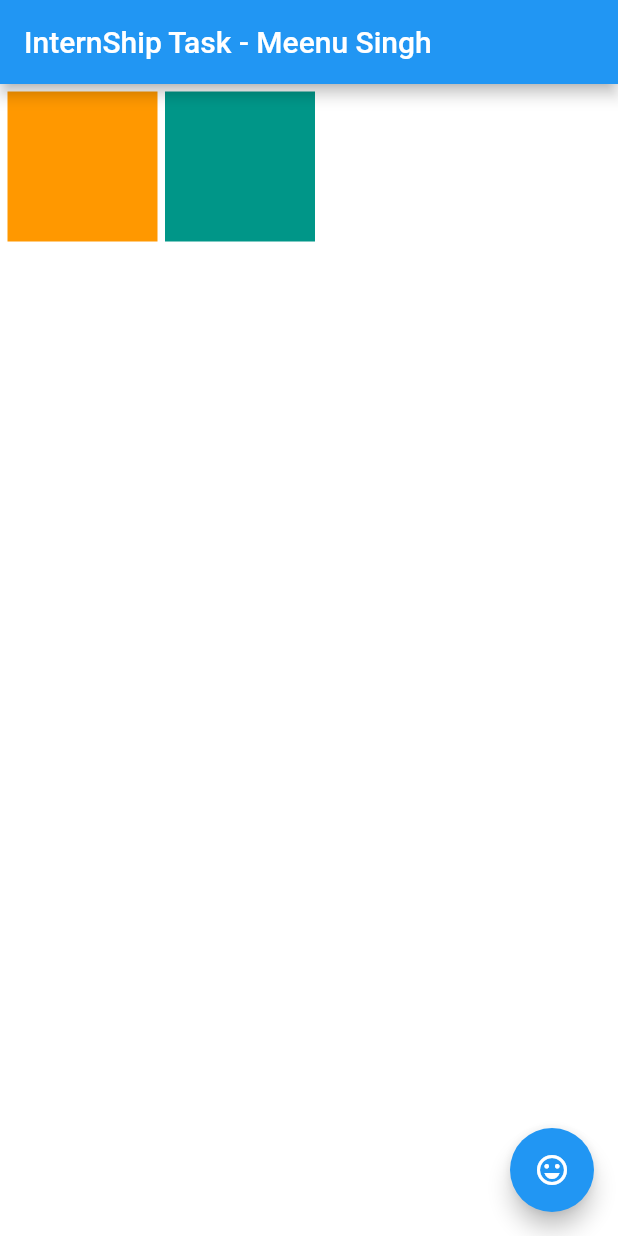
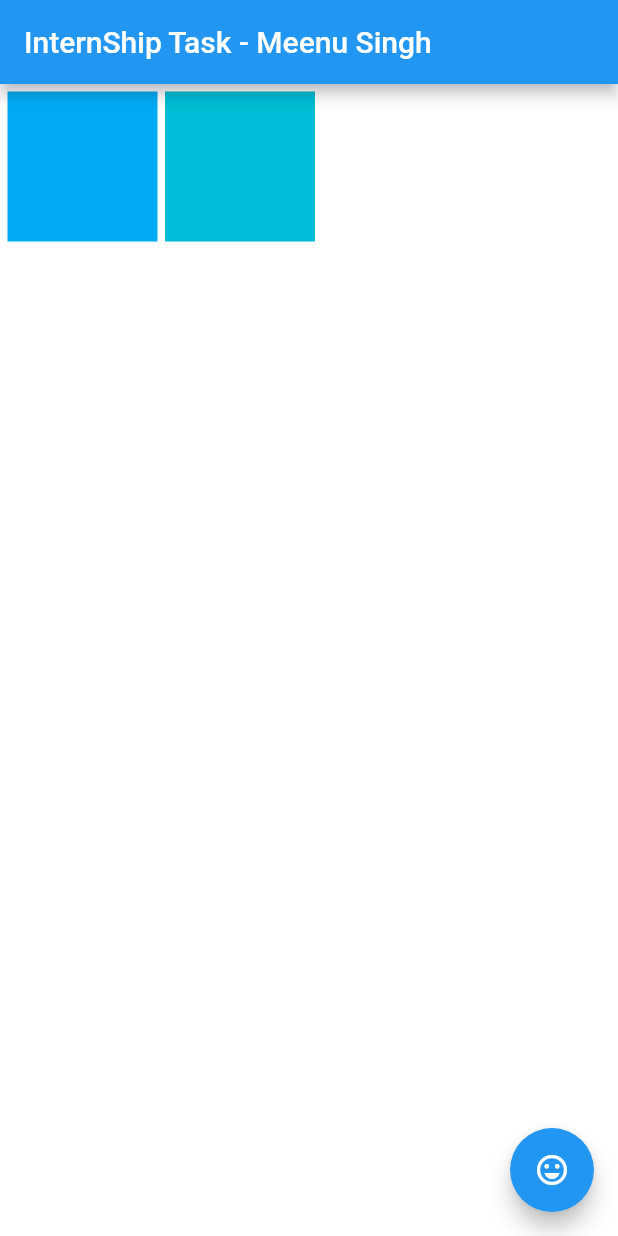
Before and after one commit to meenu02997/ArticunoTask, a Flutter app: the screen it shows after launch, after a tap on the "emoji emotions" icon, on a phone screen of 412 x 824 dp. Run offline on Flutter 3.47's test engine with Material 2 defaults, Android fonts, the phone set to English and light mode, and no system bars.

Commit message:
project update

```diff
--- a/lib/main.dart
+++ b/lib/main.dart
@@ -35,20 +35,20 @@ class MyHomePage extends StatefulWidget {
 class _MyHomePageState extends State<MyHomePage> with TickerProviderStateMixin {
   final _random = Random();
 
-  List colors = [Colors.red, Colors.green, Colors.yellow,Colors.indigoAccent, Colors.teal, Colors.greenAccent, Colors.grey, Colors.amber, Colors.purple,Colors.deepOrange];
-  List<Color> colors1 = [Colors.lightGreen, Colors.black, Colors.pink, Colors.lightGreenAccent, Colors.orange, Colors.cyan, Colors.lightBlue,Colors.brown,Colors.purpleAccent ];
+  List colors = [Colors.red, Colors.green, Colors.yellow,Colors.indigoAccent,Colors.lightGreen, Colors.black, Colors.lightGreen, Colors.black, Colors.pink, Colors.lightGreenAccent, Colors.orange, Colors.cyan, Colors.lightBlue,Colors.brown,Colors.purpleAccent ,Colors.pink, Colors.lightGreenAccent, Colors.orange, Colors.cyan, Colors.lightBlue,Colors.brown,Colors.purpleAccent , Colors.teal, Colors.greenAccent, Colors.grey, Colors.amber, Colors.purple,Colors.deepOrange];
+  //List<Color> colors1 = [Colors.lightGreen, Colors.black, Colors.pink, Colors.lightGreenAccent, Colors.orange, Colors.cyan, Colors.lightBlue,Colors.brown,Colors.purpleAccent ];
   Random random = Random();
-  Random randomc2 = Random();
+  //Random randomc2 = Random();
 
   int index = 0;
 
   void changeIndex() {
-    setState(() => index = random.nextInt(7));
+    setState(() => index = random.nextInt(17));
   }
 
-  void changeIndexC2() {
-    setState(() => index = randomc2.nextInt(9));
-  }
+  // void changeIndexC2() {
+  //   setState(() => index = randomc2.nextInt(9));
+  // }
 
   final double widgetALeft = 5;
   final double widgetBLeft = 110;
@@ -84,7 +84,7 @@ class _MyHomePageState extends State<MyHomePage> with TickerProviderStateMixin {
     // TODO: implement initState
     super.initState();
     changeIndex();
-    changeIndexC2();
+    //changeIndexC2();
   }
 
   @override
@@ -117,7 +117,7 @@ class _MyHomePageState extends State<MyHomePage> with TickerProviderStateMixin {
             Positioned(
               top: 5,
               left: widgetBLeft - tweenValue,
-              child: Container(width: 100.0, height: 100.0, color: colors1[index]
+              child: Container(width: 100.0, height: 100.0, color: colors[index +1]
               ),
             ),
           ],
```
